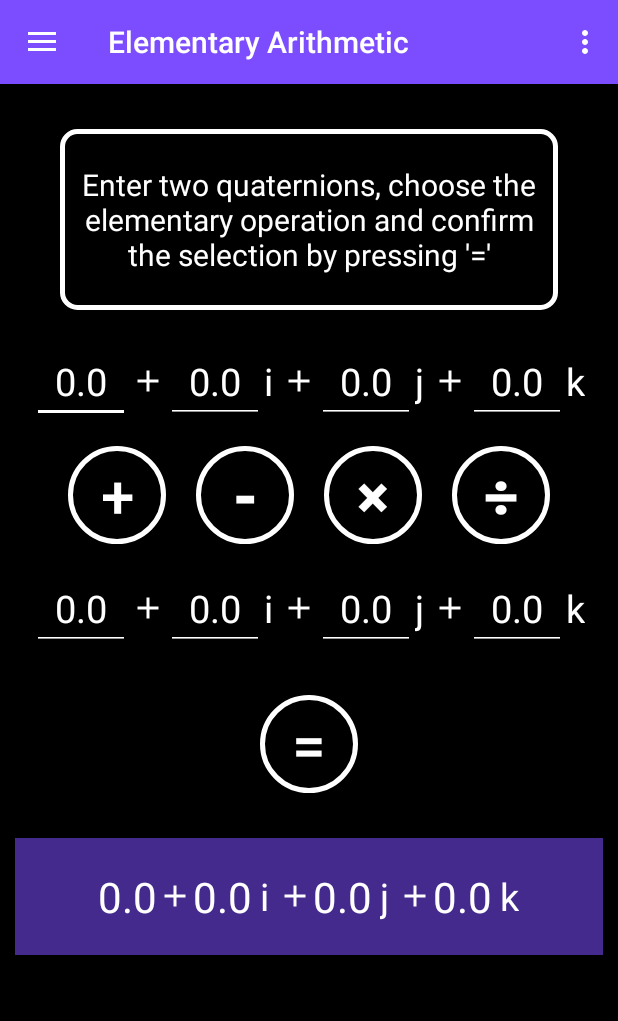
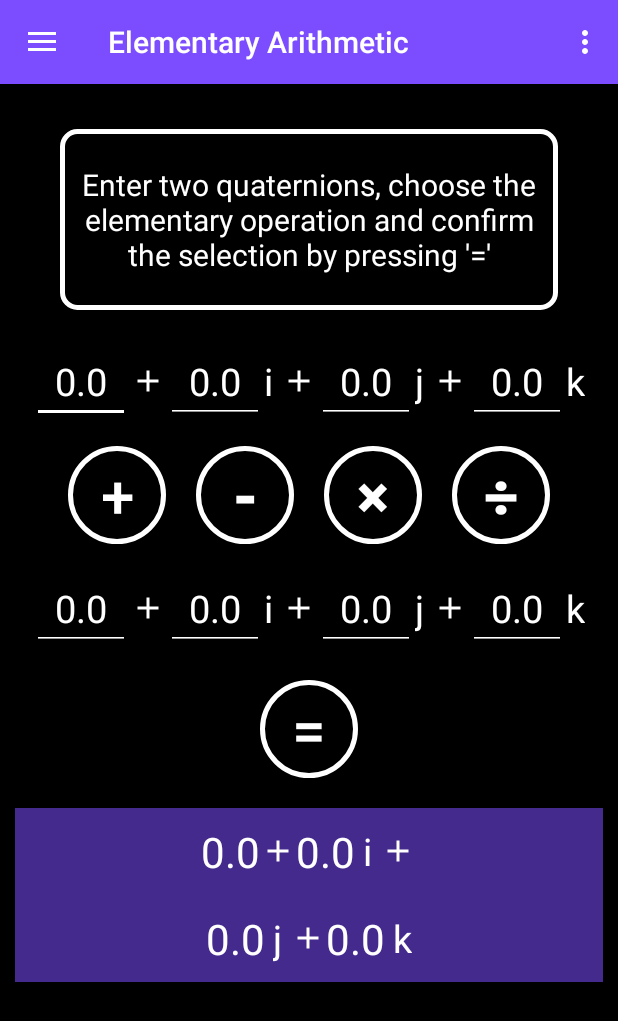
Before and after one commit to lenaaa-l/Quaternion-Calculator, an Android app: the screen it shows after launch (MainActivity), on a phone screen of 412 x 824 dp. Shown: the top 1021 px of the screen. Run offline under Robolectric (Android 15) with nearby library versions, the phone set to English and light mode, and no system bars; our stand-ins replace navigation-ui; Roboto replaces fonts that are not available here.

Commit message:
Split result line

```diff
--- a/app/src/main/res/layout/fragment_elementary_arithmetic.xml
+++ b/app/src/main/res/layout/fragment_elementary_arithmetic.xml
@@ -330,7 +330,7 @@
 
     <Button
         android:id="@+id/btn_equals_elementary_arithmetic"
-        android:layout_marginTop="30dp"
+        android:layout_marginTop="20dp"
         android:layout_width="65dp"
         android:layout_height="65dp"
         android:background="@drawable/border_button_deselected"
@@ -340,14 +340,13 @@
         android:gravity="center"
         android:textSize="40sp"/>
 
-
     <LinearLayout
         android:layout_width="match_parent"
         android:layout_height="wrap_content"
         android:orientation="horizontal"
-        android:padding="20dp"
+        android:layout_marginTop="20dp"
         android:background="#8D7C4DFF"
-        android:layout_marginTop="30dp"
+        android:padding="10dp"
         android:layout_marginRight="10dp"
         android:layout_marginLeft="10dp"
         android:layout_gravity="center_horizontal"
@@ -393,56 +392,69 @@
         <ImageView
             android:layout_width="wrap_content"
             android:layout_height="wrap_content"
-            android:src="@drawable/ic_add_black_24dp"
             android:layout_gravity="center"
-            android:contentDescription="@string/plus" />
+            android:contentDescription="@string/plus"
+            android:src="@drawable/ic_add_black_24dp" />
+
+    </LinearLayout>
+
+    <LinearLayout
+        android:layout_width="match_parent"
+        android:layout_height="wrap_content"
+        android:layout_gravity="center_horizontal"
+        android:layout_marginLeft="10dp"
+        android:layout_marginRight="10dp"
+        android:background="#8D7C4DFF"
+        android:gravity="center_horizontal"
+        android:orientation="horizontal"
+        android:padding="10dp">
 
         <TextView
             android:id="@+id/y_elementary_arithmetic3"
             android:layout_width="wrap_content"
             android:layout_height="wrap_content"
+            android:layout_marginEnd="5dp"
+            android:layout_marginRight="5dp"
+            android:gravity="center_horizontal"
+            android:text="@string/_0_0"
             android:textColor="@android:color/white"
-            android:textSize="28sp"
-            android:text="@string/_0_0"
-            android:gravity="center_horizontal"
-            android:layout_marginRight="5dp"
-            android:layout_marginEnd="5dp"/>
+            android:textSize="28sp" />
 
         <TextView
             android:layout_width="wrap_content"
             android:layout_height="wrap_content"
+            android:layout_gravity="center_vertical"
+            android:layout_marginEnd="5dp"
+            android:layout_marginRight="5dp"
             android:text="@string/j"
             android:textColor="@android:color/white"
-            android:textSize="25sp"
-            android:layout_gravity="center_vertical"
-            android:layout_marginRight="5dp"
-            android:layout_marginEnd="5dp" />
+            android:textSize="25sp" />
 
         <ImageView
             android:layout_width="wrap_content"
             android:layout_height="wrap_content"
-            android:src="@drawable/ic_add_black_24dp"
             android:layout_gravity="center"
-            android:contentDescription="@string/plus" />
+            android:contentDescription="@string/plus"
+            android:src="@drawable/ic_add_black_24dp" />
 
         <TextView
             android:id="@+id/z_elementary_arithmetic3"
             android:layout_width="wrap_content"
             android:layout_height="wrap_content"
+            android:layout_marginEnd="5dp"
+            android:layout_marginRight="5dp"
+            android:gravity="center_horizontal"
+            android:text="@string/_0_0"
             android:textColor="@android:color/white"
-            android:textSize="28sp"
-            android:text="@string/_0_0"
-            android:gravity="center_horizontal"
-            android:layout_marginRight="5dp"
-            android:layout_marginEnd="5dp"/>
+            android:textSize="28sp" />
 
         <TextView
             android:layout_width="wrap_content"
             android:layout_height="wrap_content"
+            android:layout_gravity="center_vertical"
             android:text="@string/k"
             android:textColor="@android:color/white"
-            android:textSize="25sp"
-            android:layout_gravity="center_vertical" />
+            android:textSize="25sp" />
 
     </LinearLayout>
 
```
